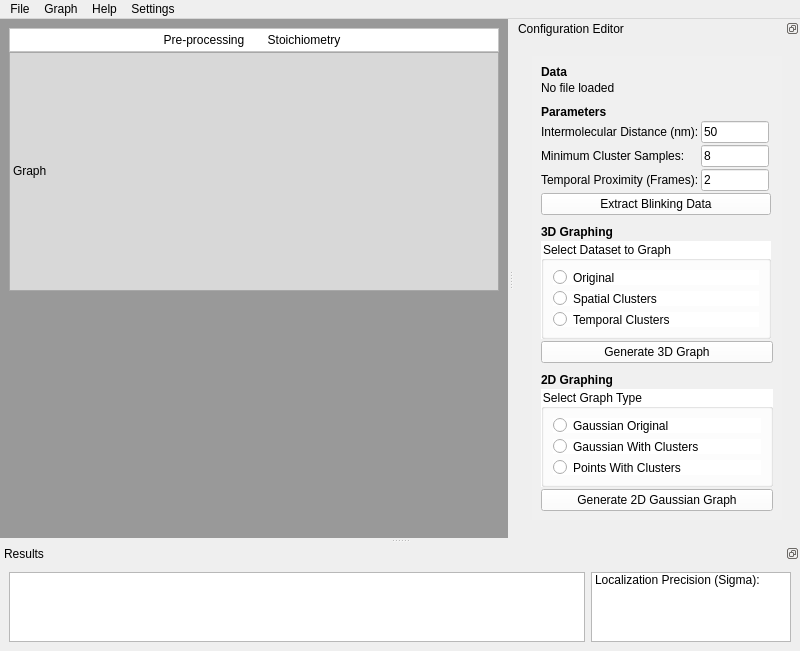
Above: main.ui from thericshi/protein-stoichiometry-quantifier before the change. Below: the same form after it.
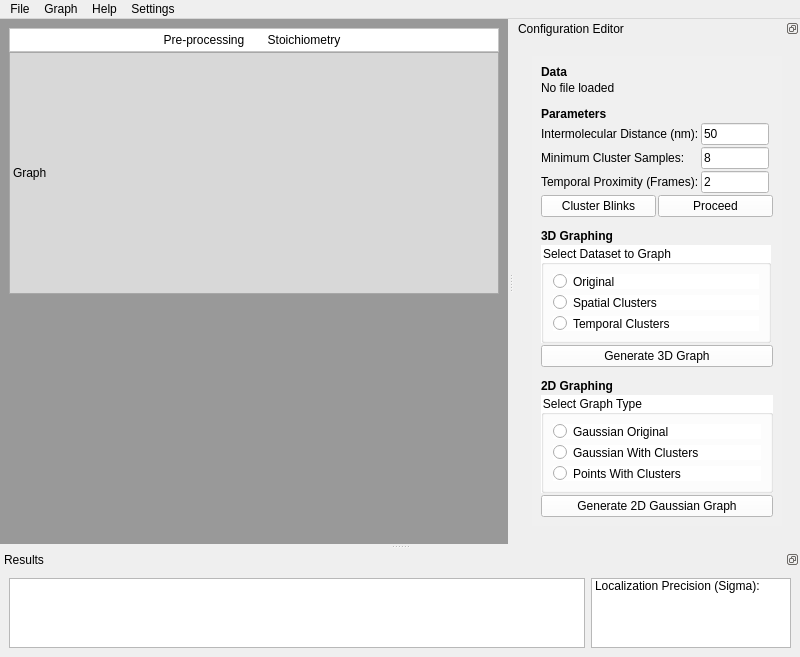
That is the form after the change. The open tabs and pages were chosen to show the change. Icons and pictures are not drawn.

Commit message: proceed button

```diff
--- a/main.ui
+++ b/main.ui
@@ -765,7 +765,7 @@
               <property name="sizeHint" stdset="0">
                <size>
                 <width>230</width>
-                <height>8</height>
+                <height>10</height>
                </size>
               </property>
              </spacer>
@@ -863,7 +863,15 @@
              </layout>
             </item>
             <item>
+             <layout class="QHBoxLayout" name="horizontalLayout_5">
+              <item>
              <widget class="QPushButton" name="runExtractionButton">
+                <property name="minimumSize">
+                 <size>
+                  <width>60</width>
+                  <height>0</height>
+                 </size>
+                </property>
               <property name="maximumSize">
                <size>
                 <width>230</width>
@@ -877,9 +885,30 @@
                <string notr="true">background-color: rgb(255, 255, 255);</string>
               </property>
               <property name="text">
-               <string>Extract Blinking Data</string>
-              </property>
-             </widget>
+                 <string>Cluster Blinks</string>
+                </property>
+               </widget>
+              </item>
+              <item>
+               <widget class="QPushButton" name="pushButton">
+                <property name="minimumSize">
+                 <size>
+                  <width>60</width>
+                  <height>0</height>
+                 </size>
+                </property>
+                <property name="toolTip">
+                 <string>&lt;html&gt;&lt;head/&gt;&lt;body&gt;&lt;p&gt;Proceed to stoichiometry analysis with the extracted blink data.&lt;/p&gt;&lt;/body&gt;&lt;/html&gt;</string>
+                </property>
+                <property name="styleSheet">
+                 <string notr="true">background-color: rgb(255, 255, 255);</string>
+                </property>
+                <property name="text">
+                 <string>Proceed</string>
+                </property>
+               </widget>
+              </item>
+             </layout>
             </item>
             <item>
              <spacer name="horizontalSpacer_8">
@@ -889,7 +918,7 @@
               <property name="sizeHint" stdset="0">
                <size>
                 <width>231</width>
-                <height>8</height>
+                <height>10</height>
                </size>
               </property>
              </spacer>
@@ -967,7 +996,7 @@
               <property name="sizeHint" stdset="0">
                <size>
                 <width>40</width>
-                <height>8</height>
+                <height>10</height>
                </size>
               </property>
              </spacer>
```
Left out of the diff: 12 changed lines with no effect on the pictures. Lines whose indentation alone changed are shown as unchanged.
